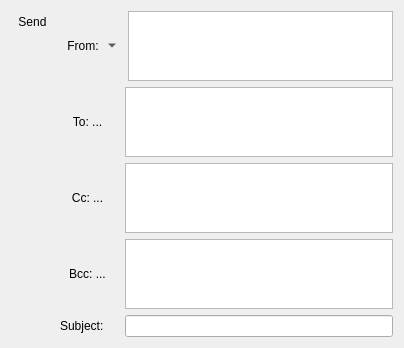
InvictusInnovations/keyhotee, file Mail/mailfieldswidget.ui: the form before one commit.
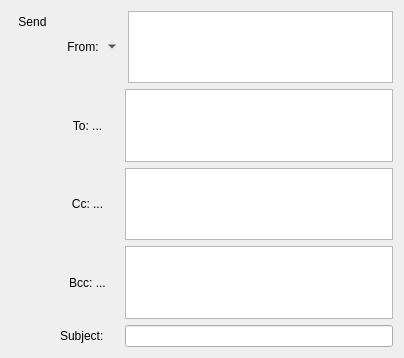
The form after the commit. Icons and pictures are not drawn. Custom widgets are drawn as their Qt base class.

```diff
--- a/Mail/mailfieldswidget.ui
+++ b/Mail/mailfieldswidget.ui
@@ -7,7 +7,7 @@
     <x>0</x>
     <y>0</y>
     <width>404</width>
-    <height>307</height>
+    <height>358</height>
    </rect>
   </property>
   <property name="sizePolicy">
@@ -242,6 +242,15 @@
            <height>0</height>
           </size>
          </property>
+         <property name="maximumSize">
+          <size>
+           <width>4096</width>
+           <height>250</height>
+          </size>
+         </property>
+         <property name="maxLength">
+          <number>1024</number>
+         </property>
         </widget>
        </item>
       </layout>
```
